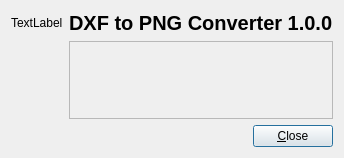
Above: UI/aboutwindow.ui from Jared-Gross/Spotify-Downloader before the change. Below: the same form after it.
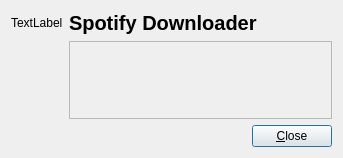
That is the form after the change.

Diff of the .ui file:
```diff
--- a/UI/aboutwindow.ui
+++ b/UI/aboutwindow.ui
@@ -35,7 +35,7 @@
           </font>
          </property>
          <property name="text">
-          <string>DXF to PNG Converter 1.0.0</string>
+          <string>Spotify Downloader</string>
          </property>
         </widget>
        </item>
```
